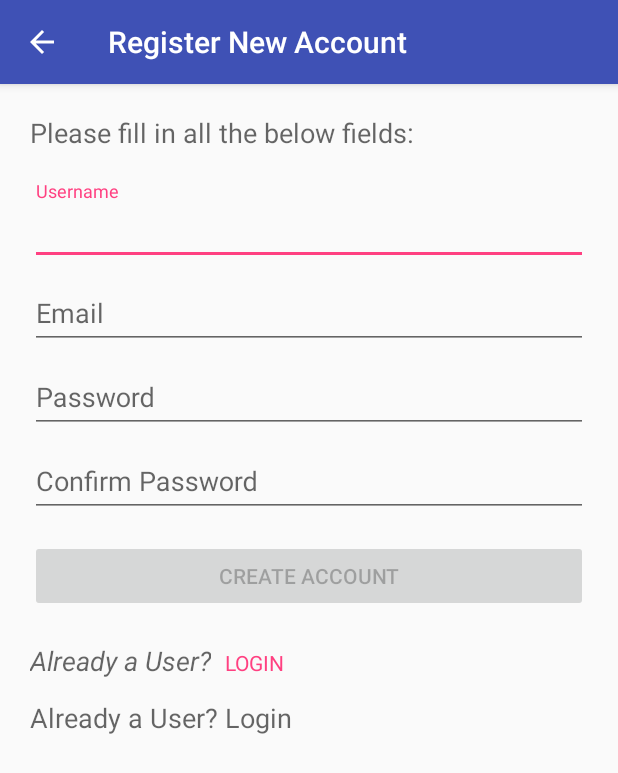
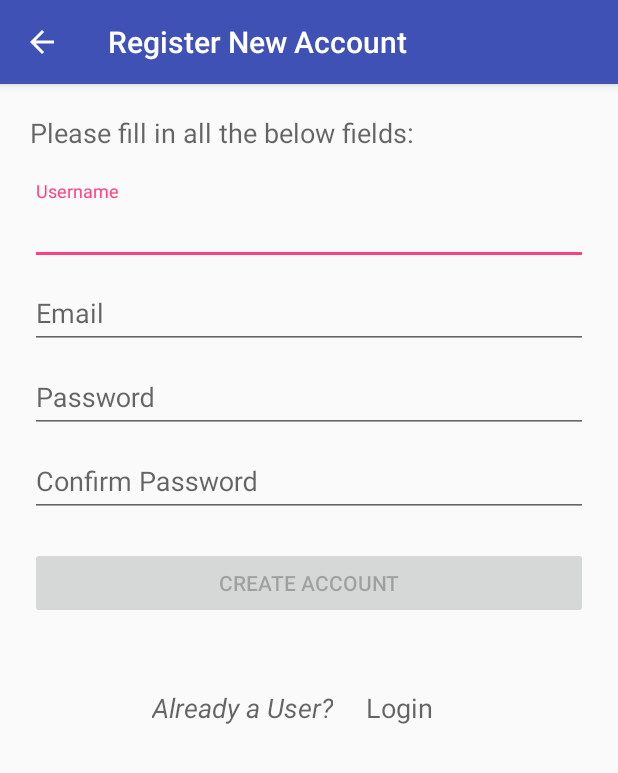
Before and after one commit to Macro303/Project_Fury, an Android app: the RegisterView screen opened directly, with no data from a screen before it, on a phone screen of 412 x 824 dp. Shown: the top 773 px of the screen. Run offline under Robolectric (Android 15) with nearby library versions, the light colour scheme and no system bars; our stand-ins replace ButterKnife.

Commit message:
FURY#001 - Register a user account - Removed disabled each button feature and cleaned up the code.

```diff
--- a/app/src/main/java/tobedevelopers/project_fury/register/RegisterContract.java
+++ b/app/src/main/java/tobedevelopers/project_fury/register/RegisterContract.java
@@ -8,27 +8,19 @@ public interface RegisterContract{
 	interface View{
 		void enableCreateAccountButton();
 
-		void enableEmailEditText();
-
-		void enablePasswordEditText();
-
-		void enableConfirmPasswordEditText();
-
 		void disableCreateAccountButton();
 
-		void disableEmailEditText();
+		void setUsernameValidation();
 
-		void disablePasswordEditText();
-
-		void disableConfirmPassword();
-
-		void setUsernameValidation();
+		void setUsernameOver20CharValidation();
 
 		void setEmailValidation();
 
 		void setPasswordValidation();
 
-//		void setConfirmPasswordValidation();
+		void setPasswordOver20CharValidation();
+
+		void setConfirmPasswordValidation();
 	}
 
 	interface Navigation{
--- a/app/src/main/res/layout/activity_register.xml
+++ b/app/src/main/res/layout/activity_register.xml
@@ -77,7 +77,7 @@
 				android:digits="@string/alphaNumericCharacters"
 				android:fontFamily="sans-serif"
 				android:hint="@string/hint_password"
-				android:inputType="textNoSuggestions"
+				android:inputType="textPassword|textNoSuggestions"
 				android:maxLength="20"
 				android:singleLine="true"/>
 
@@ -97,7 +97,7 @@
 				android:digits="@string/alphaNumericCharacters"
 				android:fontFamily="sans-serif"
 				android:hint="@string/hint_confirmPassword"
-				android:inputType="textNoSuggestions"
+				android:inputType="textPassword|textNoSuggestions"
 				android:maxLength="20"
 				android:singleLine="true"/>
 
@@ -111,22 +111,20 @@
 			android:layout_alignParentStart="true"
 			android:layout_below="@id/registerActivity_confirmPasswordEditText"
 			android:layout_gravity="center"
-			android:layout_marginTop="15dp"
+			android:layout_marginBottom="35dp"
+			android:layout_marginTop="20dp"
 			android:enabled="false"
-			android:text="@string/button_createAccount"/>
+			android:text="@string/button_createAccount" />
 
-		<RelativeLayout
+		<LinearLayout
 			android:layout_width="match_parent"
-			android:layout_height="match_parent"
-			android:layout_gravity="center_horizontal"
-			android:layout_marginTop="10dp">
+			android:layout_height="wrap_content"
+			android:gravity="center_horizontal">
 
 			<TextView
 				android:id="@+id/registerActivity_userInstructionTextView"
 				android:layout_width="wrap_content"
 				android:layout_height="wrap_content"
-				android:layout_marginTop="10dp"
-				android:gravity="center"
 				android:text="@string/textView_userInstruction"
 				android:textAppearance="?android:attr/textAppearanceMedium"
 				android:textStyle="italic"/>
@@ -136,23 +134,12 @@
 				style="@style/Base.Widget.AppCompat.Button.Borderless.Colored"
 				android:layout_width="wrap_content"
 				android:layout_height="wrap_content"
-				android:layout_alignParentTop="true"
-				android:layout_marginStart="105dp"
 				android:fontFamily="sans-serif"
-				android:text="@string/button_returnToLoginButton"/>
+				android:text="@string/button_returnToLoginButton"
+				android:textAppearance="?android:attr/textAppearanceMedium" />
 
-			<TextView
-				android:id="@+id/textView"
-				android:layout_width="wrap_content"
-				android:layout_height="wrap_content"
-				android:layout_alignParentStart="true"
-				android:layout_below="@+id/registerActivity_returnToLoginButton"
-				android:clickable="true"
-				android:focusableInTouchMode="true"
-				android:onClick="onUserSelectAButton"
-				android:text="Already a User? Login"
-				android:textAppearance="?android:attr/textAppearanceMedium"/>
+		</LinearLayout>
 
-		</RelativeLayout>
 	</LinearLayout>
+
 </android.support.design.widget.CoordinatorLayout>
```
Also changed, not shown: app/src/main/java/tobedevelopers/project_fury/register/implementation/RegisterPresenter.java (+38 -44 lines), app/src/main/java/tobedevelopers/project_fury/register/implementation/RegisterView.java (+31 -74 lines), 1 other file.
